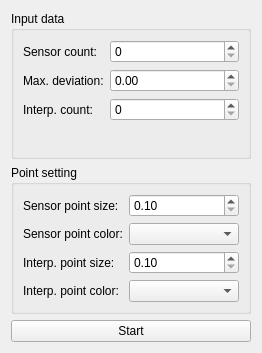
This is controllPanel.ui in DimonPopov/PopovDS_9304_GraduateWork as Qt 5 draws it before an edit. The edited form follows.
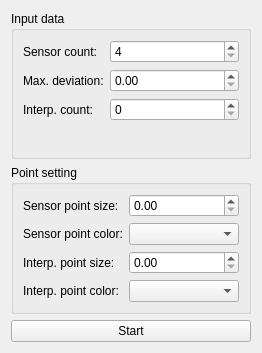
This is the edited form.

Patch:
```diff
--- a/controllPanel.ui
+++ b/controllPanel.ui
@@ -30,10 +30,10 @@
       <item row="0" column="1">
        <widget class="QSpinBox" name="sensorCountSpin">
         <property name="minimum">
-         <number>0</number>
+         <number>4</number>
         </property>
         <property name="value">
-         <number>0</number>
+         <number>4</number>
         </property>
        </widget>
       </item>
@@ -83,7 +83,7 @@
          <number>2</number>
         </property>
         <property name="minimum">
-         <double>0.100000000000000</double>
+         <double>0.000000000000000</double>
         </property>
         <property name="maximum">
          <double>1.000000000000000</double>
@@ -116,7 +116,7 @@
          <number>2</number>
         </property>
         <property name="minimum">
-         <double>0.100000000000000</double>
+         <double>0.000000000000000</double>
         </property>
         <property name="maximum">
          <double>1.000000000000000</double>
```
